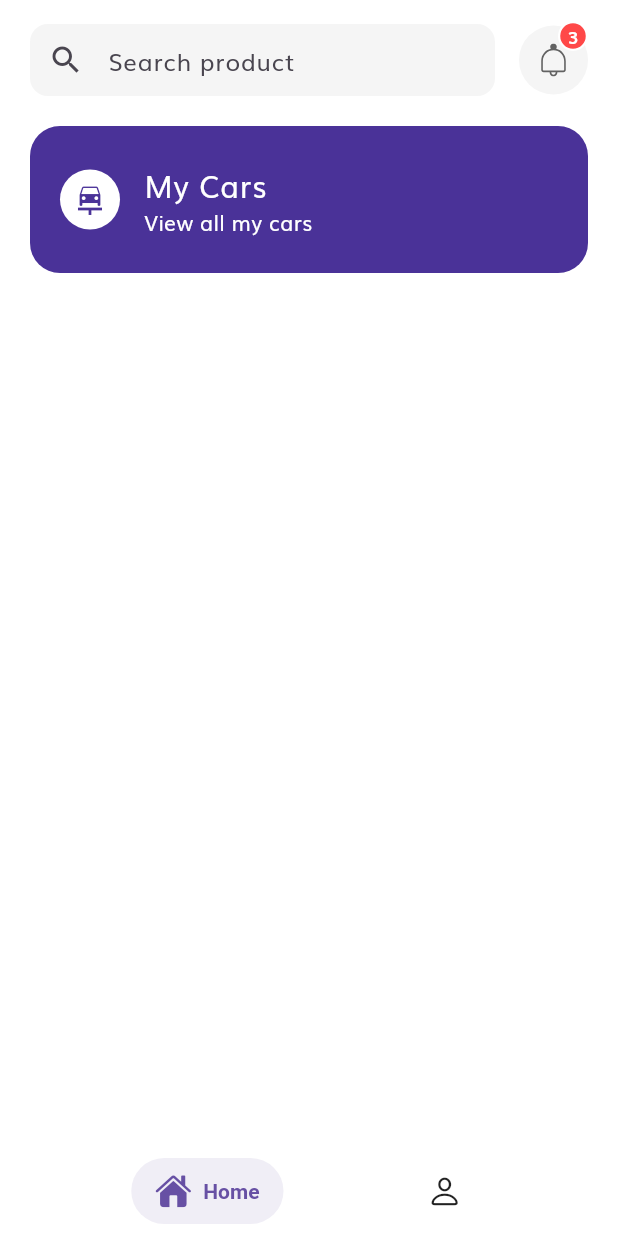
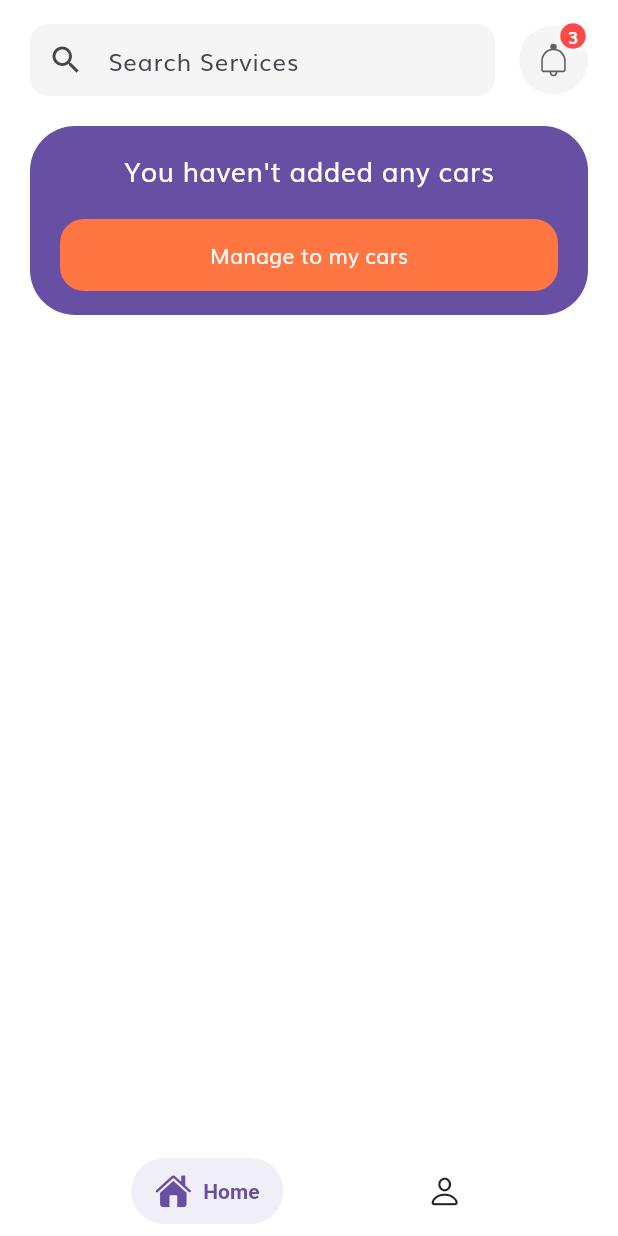
Before and after one commit to Kevinoob-design/AutoCareAssistant, a Flutter app: the screen it shows once a user with an empty profile is signed in, on a phone screen of 412 x 824 dp. Run offline on Flutter 3.47's test engine with Material 3 defaults, Android fonts, the phone set to English and light mode, and no system bars; our stand-ins replace cloud_firestore, firebase_auth, firebase_core, flutter_svg, google_sign_in, shared_preferences; accounts and stored records are empty; generated files the repository leaves out were written again.

Commit message:
feat: updated car banner and added new car card header for banner

```diff
--- a/lib/screens/car_catalog/car_service.dart
+++ b/lib/screens/car_catalog/car_service.dart
@@ -18,6 +18,18 @@ class CarService {
     // CarType(type: 'Police', icon: 'assets/icons/Police.svg'),
     // CarType(type: 'Taxi', icon: 'assets/icons/Taxi.svg'),
   ];
+
+  static Future<int> getCarsCount() async {
+    FirebaseAuth auth = FirebaseAuth.instance;
+    FirebaseFirestore db = FirebaseFirestore.instance;
+
+    return db
+        .collection('cars')
+        .where('uid', isEqualTo: auth.currentUser!.uid)
+        .count()
+        .get()
+        .then((res) => res.count ?? 0);
+  }
 
   static void saveCar(Car car) async {
     FirebaseAuth auth = FirebaseAuth.instance;
--- a/lib/screens/car_catalog/components/bottom_add_car.dart
+++ b/lib/screens/car_catalog/components/bottom_add_car.dart
@@ -15,9 +15,6 @@ class BottomNavBarAddCar extends StatelessWidget {
         borderRadius: const BorderRadius.only(topLeft: Radius.circular(30), topRight: Radius.circular(30)),
       ),
       child: SafeArea(
-        child: Row(
-          children: [
-            Expanded(
         child: ElevatedButton(
           onPressed: () async {
             Car? car = await showModalBottomSheet(
@@ -39,9 +36,6 @@ class BottomNavBarAddCar extends StatelessWidget {
           child: const Text('Register a new Car'),
         ),
       ),
-          ],
-        ),
-      ),
     );
   }
 }
--- a/lib/screens/car_catalog/components/new_car_bottom_sheet.dart
+++ b/lib/screens/car_catalog/components/new_car_bottom_sheet.dart
@@ -1,6 +1,6 @@
 import 'package:auto_care_assistant/screens/car_catalog/components/car_type_selection.dart' show CarTypeSelection;
 import 'package:auto_care_assistant/screens/car_catalog/components/new_car_form.dart' show NewCarForm;
-import 'package:auto_care_assistant/screens/car_catalog/models/car.dart' show Car, DistanceMeasurement;
+import 'package:auto_care_assistant/screens/car_catalog/models/car.dart' show Car;
 import 'package:auto_care_assistant/screens/car_catalog/models/car_type.dart' show CarType;
 import 'package:flutter/material.dart';
 
@@ -47,7 +47,7 @@ class _NewCarBottomSheetState extends State<NewCarBottomSheet> with SingleTicker
       model: formData['model'],
       year: int.parse(formData['year']),
       chassisNumber: formData['chassisNumber'],
-      distanceTraveled: double.parse(formData['distanceTraveled']),
+      distanceTraveled: int.parse(formData['distanceTraveled']),
       distanceMeasurement: formData['distanceMeasurement'],
       lastServiceDate: DateTime.parse(formData['lastServiceDate']),
     );
--- a/lib/screens/car_catalog/models/car.dart
+++ b/lib/screens/car_catalog/models/car.dart
@@ -7,7 +7,7 @@ class Car {
   final CarType carType;
   final String plaque;
   final String chassisNumber;
-  final double distanceTraveled;
+  final int distanceTraveled;
   final String make;
   final String model;
   final int year;
--- a/lib/screens/home/components/my_cars_banner.dart
+++ b/lib/screens/home/components/my_cars_banner.dart
@@ -1,39 +1,71 @@
-import 'package:auto_care_assistant/shared/config/constants.dart';
+import 'package:auto_care_assistant/screens/car_catalog/car_service.dart' show CarService;
+import 'package:auto_care_assistant/screens/car_catalog/components/header_car_card.dart' show HeaderCarCard;
+import 'package:cloud_firestore/cloud_firestore.dart' show FirebaseFirestore;
+import 'package:firebase_auth/firebase_auth.dart' show FirebaseAuth;
 import 'package:flutter/material.dart';
+import 'package:intl/intl.dart' show Intl;
 
-class MyCarsBanner extends StatelessWidget {
+class MyCarsBanner extends StatefulWidget {
   const MyCarsBanner({super.key});
+
+  @override
+  State<MyCarsBanner> createState() => _MyCarsBannerState();
+}
+
+class _MyCarsBannerState extends State<MyCarsBanner> {
+  final FirebaseAuth auth = FirebaseAuth.instance;
+
+  int carsCount = 0;
+
+  @override
+  void initState() {
+    super.initState();
+    CarService.getCarsCount().then((value) => setState(() => carsCount = value));
+  }
 
   @override
   Widget build(BuildContext context) {
     return Padding(
       padding: const EdgeInsets.all(20),
-      child: Material(
-        color: Color(0xFF4A3298),
-        borderRadius: BorderRadius.circular(20),
-        child: InkWell(
-          customBorder: ShapeBorder.lerp(
-            RoundedRectangleBorder(borderRadius: BorderRadius.circular(20)),
-            RoundedRectangleBorder(borderRadius: BorderRadius.circular(20)),
-            0.5,
-          ),
-          splashColor: kPrimaryColor.withValues(alpha: 0.1),
-          focusColor: kPrimaryColor.withValues(alpha: 0.1),
-          highlightColor: kPrimaryColor.withValues(alpha: 0.1),
-          hoverColor: kPrimaryColor.withValues(alpha: 0.1),
-          onTap: () => Navigator.pushNamed(context, '/my-cars'),
-          child: Padding(
-            padding: const EdgeInsets.symmetric(horizontal: 20, vertical: 16),
-            child: const ListTile(
-              contentPadding: EdgeInsets.zero,
-              leading: CircleAvatar(
-                backgroundColor: Colors.white,
-                child: Icon(Icons.car_repair, color: Color(0xFF4A3298)),
+      child: Container(
+        padding: const EdgeInsets.symmetric(vertical: 16, horizontal: 20),
+        decoration: BoxDecoration(
+          color: Theme.of(context).primaryColor,
+          borderRadius: const BorderRadius.all(Radius.circular(30)),
+        ),
+        child: Column(
+          spacing: 20,
+          children: [
+            StreamBuilder(
+              stream:
+                  FirebaseFirestore.instance
+                      .collection('cars')
+                      .where('uid', isEqualTo: auth.currentUser!.uid)
+                      .limit(1)
+                      .snapshots(),
+              builder: (context, snapshot) {
+                return snapshot.data?.docs.isEmpty ?? true
+                    ? Text('You haven\'t added any cars', style: TextStyle(color: Colors.white, fontSize: 18))
+                    : HeaderCarCard(
+                      car: CarService.deserializeCar(snapshot.data?.docs[0].data() as Map<String, dynamic>),
+                    );
+              },
+            ),
+            ElevatedButton(
+              onPressed: () => Navigator.pushNamed(context, '/my-cars'),
+              style: ElevatedButton.styleFrom(
+                elevation: 0,
+                foregroundColor: Colors.white,
+                minimumSize: const Size(double.infinity, 48),
+                shape: const RoundedRectangleBorder(borderRadius: BorderRadius.all(Radius.circular(16))),
               ),
-              title: Text('My Cars', style: TextStyle(color: Colors.white, fontSize: 20)),
-              subtitle: Text('View all my cars', style: TextStyle(color: Colors.white)),
+              child: Text(
+                carsCount > 0
+                    ? '$carsCount ${Intl.plural(carsCount, one: 'car', other: 'cars')} registered - View all'
+                    : 'Manage to my cars',
+              ),
             ),
-          ),
+          ],
         ),
       ),
     );
--- a/lib/screens/home/components/search_field.dart
+++ b/lib/screens/home/components/search_field.dart
@@ -17,7 +17,7 @@ class SearchField extends StatelessWidget {
           border: searchOutlineInputBorder,
           focusedBorder: searchOutlineInputBorder,
           enabledBorder: searchOutlineInputBorder,
-          hintText: 'Search product',
+          hintText: 'Search Services',
           prefixIcon: const Icon(Icons.search),
         ),
       ),
--- a/pubspec.yaml
+++ b/pubspec.yaml
@@ -42,6 +42,7 @@ dependencies:
   google_sign_in: ^6.3.0
   shared_preferences: ^2.5.2
   cloud_firestore: ^5.6.6
+  intl: ^0.19.0
 
 dev_dependencies:
   flutter_test:
```
Also changed, not shown: lib/screens/car_catalog/components/header_car_card.dart (added, +63 -0 lines), pubspec.lock. Lines whose indentation alone changed are shown as unchanged.
